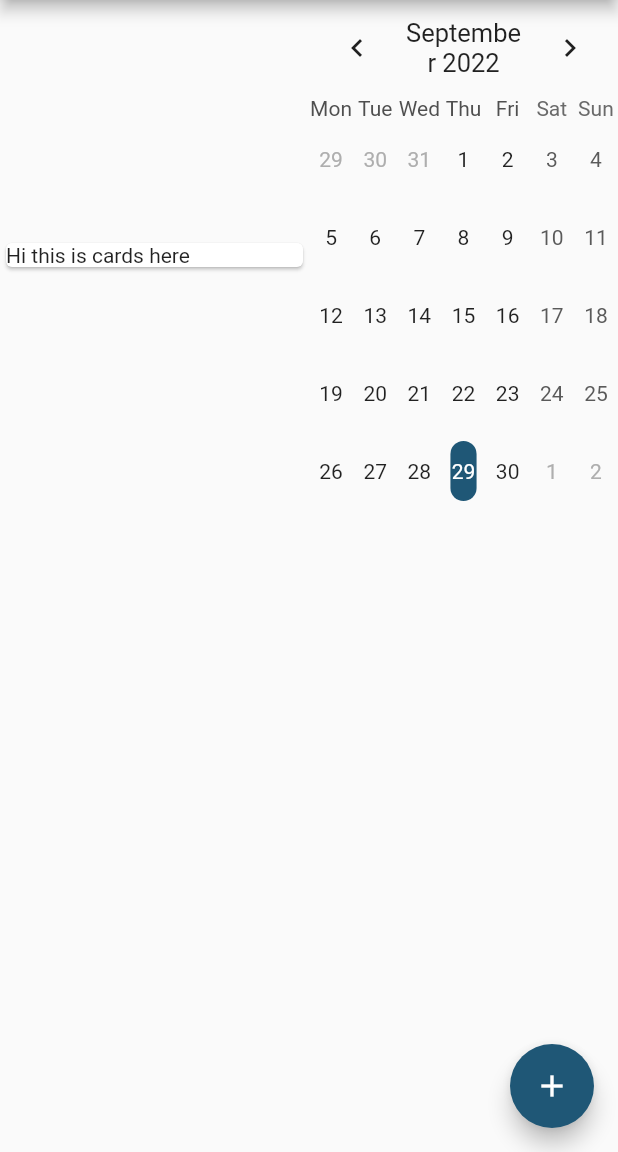
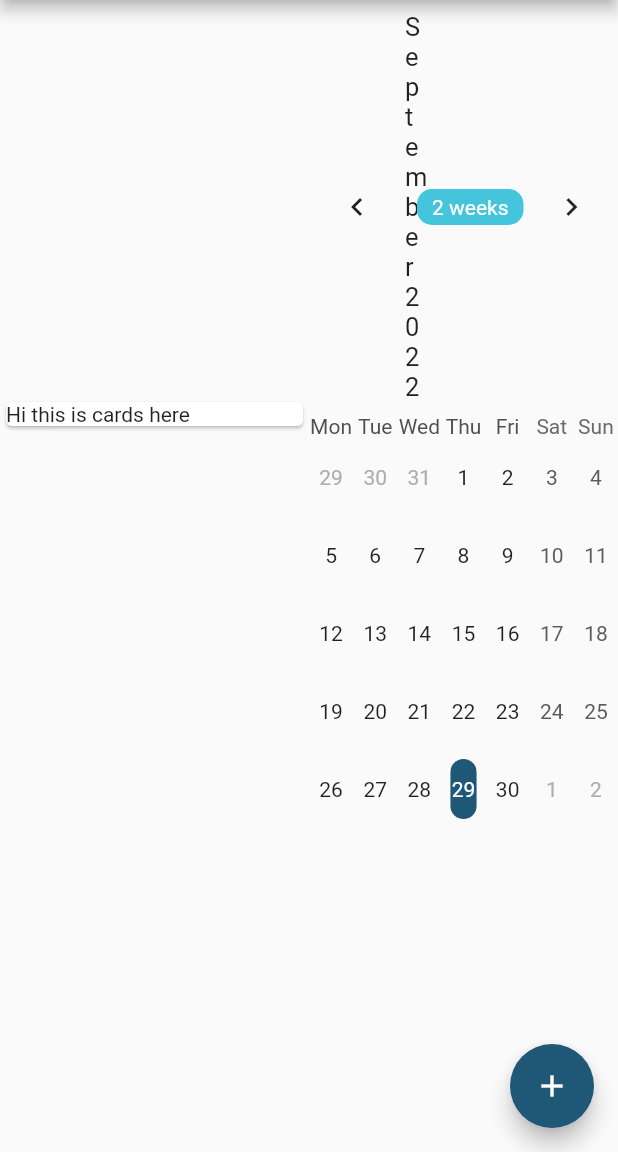
Before and after one commit to ayushsharman/Medoc, a Flutter app: the screen it shows after launch, on a phone screen of 412 x 824 dp, the part 84-1236 px from its top. Run offline on Flutter 3.47's test engine with Material 2 defaults, Android fonts, the phone set to English and light mode, and no system bars; drawn by our look-alikes of table_calendar; our stand-ins replace syncfusion_flutter_calendar.

Commit message:
fixing bugs in calendar

```diff
--- a/medoc_calendar/lib/calendar.dart
+++ b/medoc_calendar/lib/calendar.dart
@@ -57,14 +57,26 @@ class _CalendarState extends State<Calendar> {
                   shape: BoxShape.rectangle,
                   borderRadius: BorderRadius.circular(10.0),
                 ),
+                defaultDecoration: BoxDecoration(
+                    shape: BoxShape.rectangle,
+                    borderRadius: BorderRadius.circular(10.0)),
+                weekendDecoration: BoxDecoration(
+                    shape: BoxShape.rectangle,
+                    borderRadius: BorderRadius.circular(10.0)),
+                outsideDecoration: BoxDecoration(
+                    shape: BoxShape.rectangle,
+                    borderRadius: BorderRadius.circular(10.0)),
                 selectedDecoration: BoxDecoration(
                     color: Color.fromARGB(255, 31, 87, 118),
                     shape: BoxShape.rectangle,
                     borderRadius: BorderRadius.circular(10.0)),
                 selectedTextStyle: TextStyle(color: Colors.white),
               ),
-              headerStyle: const HeaderStyle(
-                formatButtonVisible: false,
+              headerStyle: HeaderStyle(
+                formatButtonDecoration: BoxDecoration(
+                    color: Color.fromARGB(255, 69, 197, 219),
+                    borderRadius: BorderRadius.circular(10.0)),
+                formatButtonTextStyle: TextStyle(color: Colors.white),
                 titleCentered: true,
               ),
             ),
```
